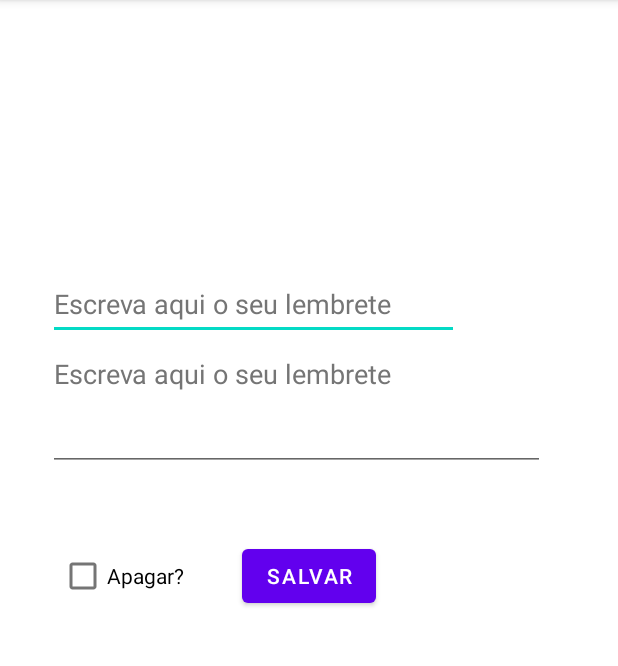
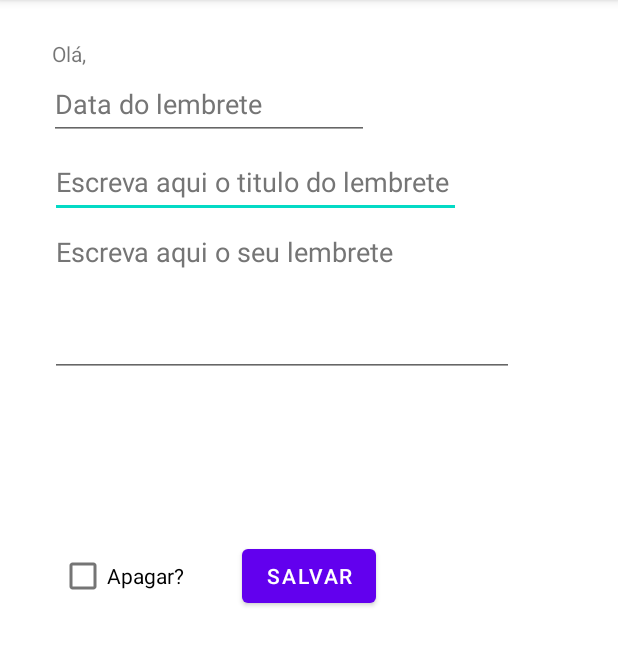
Before and after one commit to diogosm/devTitans-dsm, an Android app: the screen it shows after launch (TelaLembrete), after a tap on "ENTRAR", on a phone screen of 412 x 824 dp, the part 84-750 px from its top. Run offline under Robolectric (Android 15) with nearby library versions, the phone set to English and light mode, and no system bars.

Commit message:
adding data lembrete - doing

```diff
--- a/LembretesCasadaMamada/app/src/main/java/com/example/lembretescasadamamada/TelaLembrete.java
+++ b/LembretesCasadaMamada/app/src/main/java/com/example/lembretescasadamamada/TelaLembrete.java
@@ -1,6 +1,8 @@
 package com.example.lembretescasadamamada;
 
+import androidx.appcompat.app.AlertDialog;
 import androidx.appcompat.app.AppCompatActivity;
+import androidx.recyclerview.widget.RecyclerView;
 
 import android.content.Intent;
 import android.database.sqlite.SQLiteDatabase;
@@ -15,6 +17,9 @@ import android.widget.TextView;
 import com.example.lembretescasadamamada.data.DataBaseHandler;
 import com.example.lembretescasadamamada.model.UsuarioLembrete;
 
+import java.text.SimpleDateFormat;
+import java.util.Date;
+
 public class TelaLembrete extends AppCompatActivity {
 
     private TextView nomeUsuario;
@@ -24,6 +29,8 @@ public class TelaLembrete extends AppCompatActivity {
     private String nomeChave;
     private EditText lembreteParaSalvar;
     private CheckBox dropCheck;
+    private EditText dataLembrete;
+    private RecyclerView listaLembretesRV;
 
     @Override
     protected void onCreate(Bundle savedInstanceState) {
@@ -35,10 +42,13 @@ public class TelaLembrete extends AppCompatActivity {
         this.setLembretesSalvos(findViewById(R.id.listaLembretes));
         this.setBotaoSalvar(findViewById(R.id.botaoSalvar));
         this.setDropCheck(findViewById(R.id.dropCheck));
+        this.setDataLembrete(findViewById(R.id.dataLembrete));
 
         this.db = new DataBaseHandler(TelaLembrete.this);
         this.setNomeChave(this.getIntent().getStringExtra("nomeUsuario"));
-        this.getNomeUsuario().setText(this.getNomeChave());
+        this.getNomeUsuario().setText("Olá, " + this.getNomeChave());
+
+        this.setListaLembretesRV(findViewById(R.id.listaLembretesRV));
         this.atualizaCaixaTexto();
     }
 
@@ -90,8 +100,24 @@ public class TelaLembrete extends AppCompatActivity {
         this.nomeUsuario = nomeUsuario;
     }
 
+    public RecyclerView getListaLembretesRV() {
+        return listaLembretesRV;
+    }
+
+    public void setListaLembretesRV(RecyclerView listaLembretesRV) {
+        this.listaLembretesRV = listaLembretesRV;
+    }
+
+    public EditText getDataLembrete() {
+        return dataLembrete;
+    }
+
+    public void setDataLembrete(EditText dataLembrete) {
+        this.dataLembrete = dataLembrete;
+    }
 
     public void salvarLembrete(View v) {
+        Date dataL = null;
 
         if (this.getDropCheck().isChecked()) {
             db.dropDB();
@@ -100,7 +126,20 @@ public class TelaLembrete extends AppCompatActivity {
         } else {
             UsuarioLembrete lembrete = new UsuarioLembrete();
             lembrete.setNomeCompleto(this.getNomeChave());
-            lembrete.setLembrete(this.getLembreteParaSalvar().getText().toString() + "\n");
+            lembrete.setTituloLembrete(this.getLembretesSalvos().getText().toString());
+            lembrete.setLembrete(this.getLembreteParaSalvar().getText().toString());
+            try{
+                dataL = new SimpleDateFormat("dd/MM/yyyy").parse(
+                        this.getDataLembrete().getText().toString()
+                );
+            }catch (Exception e){
+                AlertDialog.Builder alert = new AlertDialog.Builder(this);
+                alert.setMessage("Erro")
+                        .setNeutralButton("Ok", null)
+                        .show();
+            }
+            lembrete.setDataLembrete(dataL);
+            Log.i("Plaintext", lembrete.toString());
             db.addLembrete(lembrete);
             this.atualizaCaixaTexto();
         }
@@ -110,6 +149,6 @@ public class TelaLembrete extends AppCompatActivity {
     private void atualizaCaixaTexto() {
         String resposta = db.getLembretes(this.getNomeChave());
         Log.i("Plaintext", "here" + resposta);
-        this.getLembretesSalvos().setText(resposta);
+        //this.getLembretesSalvos().setText(resposta);
     }
 }
--- a/LembretesCasadaMamada/app/src/main/java/com/example/lembretescasadamamada/data/DataBaseHandler.java
+++ b/LembretesCasadaMamada/app/src/main/java/com/example/lembretescasadamamada/data/DataBaseHandler.java
@@ -9,6 +9,8 @@ import androidx.annotation.Nullable;
 
 import com.example.lembretescasadamamada.model.UsuarioLembrete;
 import com.example.lembretescasadamamada.util.Util;
+
+import java.util.ArrayList;
 
 public class DataBaseHandler extends SQLiteOpenHelper {
 
@@ -61,8 +63,8 @@ public class DataBaseHandler extends SQLiteOpenHelper {
         String insertSQL = "INSERT INTO "+Util.TABLE_NAME+
                 "("+ Util.KEY_NAME +","+ Util.KEY_NOTE +","+ Util.KEY_DATE_NOTE + ","+ Util.KEY_TITLE_NOTE +") VALUES " +
                 "('"+ nota.getNomeCompleto() +"','"
-                + nota.getLembrete()
-                + nota.getDataLembrete()
+                + nota.getLembrete() +"','"
+                + nota.getDataLembrete() +"','"
                 + nota.getTituloLembrete() + "');";
         db.execSQL(insertSQL);
         Log.d("SQL_Insert", "Inseri o contato: " + nota.getNomeCompleto());
@@ -81,6 +83,20 @@ public class DataBaseHandler extends SQLiteOpenHelper {
             Log.d("SQL_Retrieve", "Recuperei o lembrete: " + cursor.getString(2));
         }
         return lembretes;
-    };
+    }
+    /*
+    public ArrayList<String> getLembretesArrayVersion(String nomeChave){
+        SQLiteDatabase db = this.getReadableDatabase();
+        String consulta = "SELECT * FROM "+Util.TABLE_NAME+" WHERE "+Util.KEY_NAME+" = '"+ nomeChave+"';";
+        Log.d("SQL_Retrieve", "Fazendo a consulta "+consulta);
+        Cursor cursor = db.rawQuery(consulta, null);
+        String lembretes = "";
+        Log.d("SQL_Retrieve", "Pedindo o contato.." + cursor.getCount());
+        while (cursor.moveToNext()) {
+            lembretes = lembretes + cursor.getString(2);
+            Log.d("SQL_Retrieve", "Recuperei o lembrete: " + cursor.getString(2));
+        }
+        return lembretes;
+    }*/
 
 }
--- a/LembretesCasadaMamada/app/src/main/java/com/example/lembretescasadamamada/model/UsuarioLembrete.java
+++ b/LembretesCasadaMamada/app/src/main/java/com/example/lembretescasadamamada/model/UsuarioLembrete.java
@@ -64,4 +64,12 @@ public class UsuarioLembrete {
     public void setDataLembrete(Date dataLembrete) {
         this.dataLembrete = dataLembrete;
     }
+
+    @Override
+    public String toString(){
+        return this.getNomeCompleto() + "\n\t"
+                + this.getTituloLembrete() + "\n\t"
+                + this.getLembrete() + "\n\t"
+                + this.getDataLembrete().toString();
+    }
 }
--- a/LembretesCasadaMamada/app/src/main/res/layout/activity_tela_lembrete.xml
+++ b/LembretesCasadaMamada/app/src/main/res/layout/activity_tela_lembrete.xml
@@ -22,16 +22,16 @@
         android:id="@+id/lembreteInput"
         android:layout_width="274dp"
         android:layout_height="48dp"
+        android:layout_marginTop="4dp"
         android:ems="10"
-        android:hint="@string/escreva_aqui_o_seu_lembrete"
+        android:hint="@string/escreva_aqui_o_seu_lembrete_titulo"
         android:importantForAutofill="no"
         android:inputType="textPersonName"
         android:textColorHint="#757575"
-        app:layout_constraintBottom_toTopOf="@+id/botaoSalvar"
         app:layout_constraintEnd_toEndOf="parent"
-        app:layout_constraintHorizontal_bias="0.233"
+        app:layout_constraintHorizontal_bias="0.24"
         app:layout_constraintStart_toStartOf="parent"
-        app:layout_constraintTop_toBottomOf="@+id/nomeUsuario"
+        app:layout_constraintTop_toBottomOf="@+id/dataLembrete"
         tools:ignore="DuplicateSpeakableTextCheck" />
 
     <Button
@@ -47,20 +47,18 @@
 
     <EditText
         android:id="@+id/listaLembretes"
-        android:layout_width="331dp"
-        android:layout_height="87dp"
+        android:layout_width="309dp"
+        android:layout_height="106dp"
         android:ems="10"
         android:gravity="start|top"
         android:hint="@string/escreva_aqui_o_seu_lembrete"
+        android:importantForAutofill="no"
         android:inputType="textMultiLine"
         android:textColorHint="#757575"
-        app:layout_constraintBottom_toTopOf="@+id/botaoSalvar"
         app:layout_constraintEnd_toEndOf="parent"
-        app:layout_constraintHorizontal_bias="0.4"
+        app:layout_constraintHorizontal_bias="0.323"
         app:layout_constraintStart_toStartOf="parent"
-        app:layout_constraintTop_toBottomOf="@+id/lembreteInput"
-        app:layout_constraintVertical_bias="0.0"
-        android:importantForAutofill="no" />
+        app:layout_constraintTop_toBottomOf="@+id/lembreteInput" />
 
     <CheckBox
         android:id="@+id/dropCheck"
@@ -71,4 +69,28 @@
         app:layout_constraintEnd_toStartOf="@+id/botaoSalvar"
         app:layout_constraintStart_toStartOf="parent"
         app:layout_constraintTop_toTopOf="parent" />
+
+    <androidx.recyclerview.widget.RecyclerView
+        android:id="@+id/listaLembretesRV"
+        android:layout_width="336dp"
+        android:layout_height="247dp"
+        app:layout_constraintBottom_toBottomOf="parent"
+        app:layout_constraintEnd_toEndOf="parent"
+        app:layout_constraintStart_toStartOf="parent"
+        app:layout_constraintTop_toBottomOf="@+id/botaoSalvar" />
+
+    <EditText
+        android:id="@+id/dataLembrete"
+        android:layout_width="wrap_content"
+        android:layout_height="wrap_content"
+        android:ems="10"
+        android:hint="@string/data_lembrete"
+        android:importantForAutofill="no"
+        android:inputType="date"
+        android:minHeight="48dp"
+        android:textColorHint="#757575"
+        app:layout_constraintEnd_toEndOf="parent"
+        app:layout_constraintHorizontal_bias="0.164"
+        app:layout_constraintStart_toStartOf="parent"
+        app:layout_constraintTop_toBottomOf="@+id/nomeUsuario" />
 </androidx.constraintlayout.widget.ConstraintLayout>
--- a/LembretesCasadaMamada/app/src/main/res/values/strings.xml
+++ b/LembretesCasadaMamada/app/src/main/res/values/strings.xml
@@ -7,5 +7,7 @@
     <string name="textview">TextView</string>
     <string name="salvar">Salvar</string>
     <string name="escreva_aqui_o_seu_lembrete">Escreva aqui o seu lembrete</string>
+    <string name="escreva_aqui_o_seu_lembrete_titulo">Escreva aqui o titulo do lembrete</string>
+    <string name="data_lembrete">Data do lembrete</string>
     <string name="apagar">Apagar?</string>
 </resources>
```
